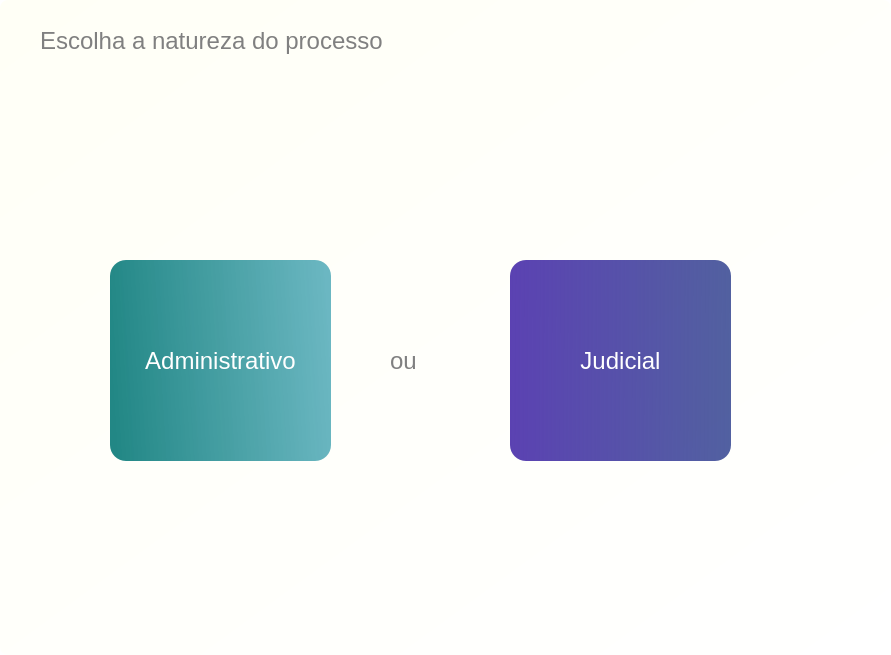
First picture: the form in Design/UI/pgNatureza.ui, repository newprev/PrevCliente, before the edit.
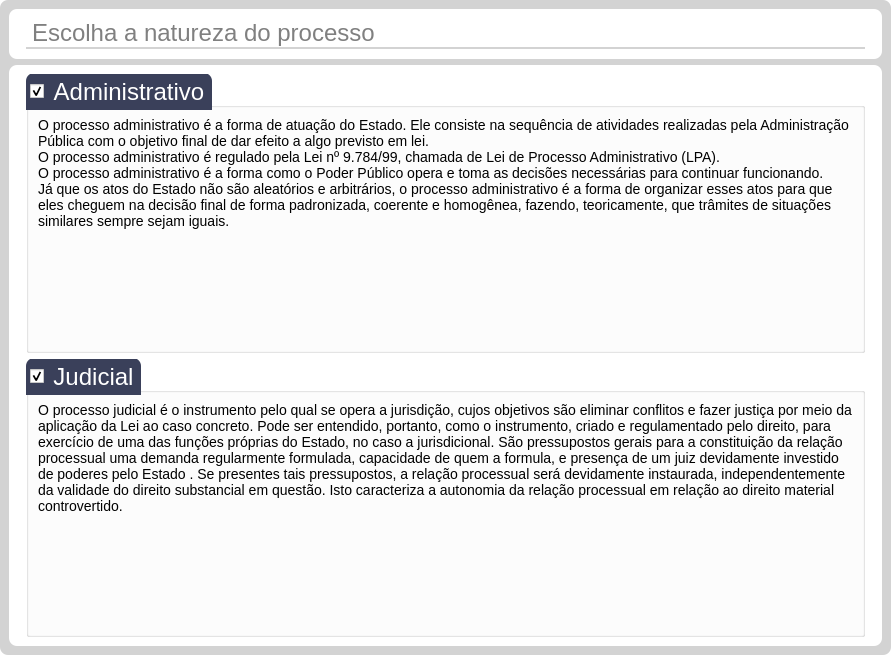
Second picture: the form after the edit.

Commit message:
Desligando DAO, ajustes de layout, melhorias gerais
- Apagando gradativamente o DAO;
- Muitos ajustes de layout;
- Desvinculando gradativamente os DAOs das classes;

```diff
--- a/Design/UI/pgNatureza.ui
+++ b/Design/UI/pgNatureza.ui
@@ -22,18 +22,36 @@
 
 /* ------------------------------ Frames ------------------------------ */
 #frMain{
-	background-color: qlineargradient(spread:pad, x1:0, y1:0, x2:1, y2:1, stop:0 rgba(255, 255, 246, 255), stop:1 rgba(255, 255, 255, 255));
+	background-color: lightgrey;
 	border-radius: 8px;
 }
 
+#frTitulo, #frGroupBox {
+	border-radius: 8px;
+	padding: 0px 8px 0px 8px;
+
+	background-color: white;
+}
+
 /* ------------------------------ Labels ------------------------------ */
 #lbTituloNatureza, #lbOu {
 	font-family: &quot;TeX Gyre Adventor&quot;;
 	font-size: 24px;
 
+	border-color: lightgrey; 
+	border-width: 0px 0px 3px 0px;
+	border-style: groove;
+	
 	color: grey;
 }
 
+#lbDescAdm, #lbDescJud {
+	font-family: &quot;TeX Gyre Adventor&quot;;
+	font-size: 14px;
+
+	color: black;
+}
+
 /* ------------------------------ Push Buttons ------------------------------ */
 #pbAdministrativo {
 	background-color: qlineargradient(spread:pad, x1:1, y1:0.443182, x2:0, y2:0.5, stop:0 rgba(66, 163, 178, 200), stop:1 rgba(34, 135, 133, 255));
@@ -69,7 +87,51 @@
 	font-family: &quot;TeX Gyre Adventor&quot;;
 	font-size: 24px;
 	color: white;	
-}</string>
+}
+
+/*----------------------------------------------- Group Box -----------------------------------------------*/
+QGroupBox {
+	font-family: &quot;TeX Gyre Adventor&quot;;
+	font-size: 24px;
+
+	background-color: white;
+}
+
+#gbAdmnistrativo::title, #gbJudicial::title {
+	subcontrol-position: top left;
+	background-color: #3A405A;
+	border-top-left-radius: 8px;
+	border-top-right-radius: 8px;
+	color: white;
+	padding: 4px;
+}
+
+/*QGroupBox:checked::title {
+	subcontrol-position: top left;
+	background-color: #3A405A;
+	border-top-left-radius: 8px;
+	border-top-right-radius: 8px;
+	color: white;
+	padding: 4px;
+}
+
+QGroupBox:unchecked::title {
+	subcontrol-position: top left;
+	background-color: lightgrey;
+	border-top-left-radius: 8px;
+	border-top-right-radius: 8px;
+	color: white;
+	padding: 4px;
+}
+
+QGroupBox::title {
+	subcontrol-position: top left;
+	background-color: #3A405A;
+	border-top-left-radius: 8px;
+	border-top-right-radius: 8px;
+	color: white;
+	padding: 4px;
+}*/</string>
   </property>
   <layout class="QVBoxLayout" name="verticalLayout">
    <property name="spacing">
@@ -95,58 +157,104 @@
      <property name="frameShadow">
       <enum>QFrame::Raised</enum>
      </property>
-     <widget class="QLabel" name="lbTituloNatureza">
-      <property name="geometry">
-       <rect>
-        <x>40</x>
-        <y>20</y>
-        <width>451</width>
-        <height>41</height>
-       </rect>
-      </property>
-      <property name="text">
-       <string>Escolha a natureza do processo</string>
-      </property>
-     </widget>
-     <widget class="QPushButton" name="pbAdministrativo">
-      <property name="geometry">
-       <rect>
-        <x>110</x>
-        <y>260</y>
-        <width>221</width>
-        <height>201</height>
-       </rect>
-      </property>
-      <property name="text">
-       <string>Administrativo</string>
-      </property>
-     </widget>
-     <widget class="QPushButton" name="pbJudicial">
-      <property name="geometry">
-       <rect>
-        <x>510</x>
-        <y>260</y>
-        <width>221</width>
-        <height>201</height>
-       </rect>
-      </property>
-      <property name="text">
-       <string>Judicial</string>
-      </property>
-     </widget>
-     <widget class="QLabel" name="lbOu">
-      <property name="geometry">
-       <rect>
-        <x>390</x>
-        <y>340</y>
-        <width>61</width>
-        <height>41</height>
-       </rect>
-      </property>
-      <property name="text">
-       <string>ou</string>
-      </property>
-     </widget>
+     <layout class="QVBoxLayout" name="verticalLayout_2">
+      <item>
+       <widget class="QFrame" name="frTitulo">
+        <property name="maximumSize">
+         <size>
+          <width>16777215</width>
+          <height>50</height>
+         </size>
+        </property>
+        <property name="frameShape">
+         <enum>QFrame::NoFrame</enum>
+        </property>
+        <property name="frameShadow">
+         <enum>QFrame::Raised</enum>
+        </property>
+        <layout class="QHBoxLayout" name="horizontalLayout_3">
+         <item>
+          <widget class="QLabel" name="lbTituloNatureza">
+           <property name="maximumSize">
+            <size>
+             <width>16777215</width>
+             <height>50</height>
+            </size>
+           </property>
+           <property name="text">
+            <string>Escolha a natureza do processo</string>
+           </property>
+          </widget>
+         </item>
+        </layout>
+       </widget>
+      </item>
+      <item>
+       <widget class="QFrame" name="frGroupBox">
+        <property name="frameShape">
+         <enum>QFrame::StyledPanel</enum>
+        </property>
+        <property name="frameShadow">
+         <enum>QFrame::Raised</enum>
+        </property>
+        <layout class="QVBoxLayout" name="verticalLayout_3">
+         <item>
+          <widget class="QGroupBox" name="gbAdmnistrativo">
+           <property name="title">
+            <string>Administrativo</string>
+           </property>
+           <property name="checkable">
+            <bool>true</bool>
+           </property>
+           <layout class="QHBoxLayout" name="horizontalLayout">
+            <item>
+             <widget class="QLabel" name="lbDescAdm">
+              <property name="text">
+               <string>O processo administrativo é a forma de atuação do Estado. Ele consiste na sequência de atividades realizadas pela Administração Pública com o objetivo final de dar efeito a algo previsto em lei.
+O processo administrativo é regulado pela Lei nº 9.784/99, chamada de Lei de Processo Administrativo (LPA).
+O processo administrativo é a forma como o Poder Público opera e toma as decisões necessárias para continuar funcionando.
+Já que os atos do Estado não são aleatórios e arbitrários, o processo administrativo é a forma de organizar esses atos para que eles cheguem na decisão final de forma padronizada, coerente e homogênea, fazendo, teoricamente, que trâmites de situações similares sempre sejam iguais.</string>
+              </property>
+              <property name="alignment">
+               <set>Qt::AlignLeading|Qt::AlignLeft|Qt::AlignTop</set>
+              </property>
+              <property name="wordWrap">
+               <bool>true</bool>
+              </property>
+             </widget>
+            </item>
+           </layout>
+          </widget>
+         </item>
+         <item>
+          <widget class="QGroupBox" name="gbJudicial">
+           <property name="title">
+            <string>Judicial</string>
+           </property>
+           <property name="checkable">
+            <bool>true</bool>
+           </property>
+           <layout class="QHBoxLayout" name="horizontalLayout_2">
+            <item>
+             <widget class="QLabel" name="lbDescJud">
+              <property name="text">
+               <string>O processo judicial é o instrumento pelo qual se opera a jurisdição, cujos objetivos são eliminar conflitos e fazer justiça por meio da aplicação da Lei ao caso concreto. Pode ser entendido, portanto, como o instrumento, criado e regulamentado pelo direito, para exercício de uma das funções próprias do Estado, no caso a jurisdicional. São pressupostos gerais para a constituição da relação processual uma demanda regularmente formulada, capacidade de quem a formula, e presença de um juiz devidamente investido de poderes pelo Estado . Se presentes tais pressupostos, a relação processual será devidamente instaurada, independentemente da validade do direito substancial em questão. Isto caracteriza a autonomia da relação processual em relação ao direito material controvertido.</string>
+              </property>
+              <property name="alignment">
+               <set>Qt::AlignLeading|Qt::AlignLeft|Qt::AlignTop</set>
+              </property>
+              <property name="wordWrap">
+               <bool>true</bool>
+              </property>
+             </widget>
+            </item>
+           </layout>
+          </widget>
+         </item>
+        </layout>
+       </widget>
+      </item>
+     </layout>
     </widget>
    </item>
   </layout>
```
The commit also changes 46 other files.
